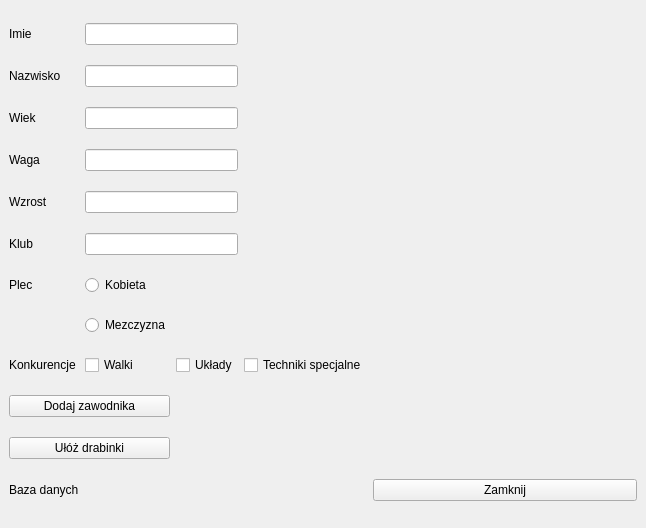
Qt form mainwindow.ui (maciejszczesny/segregator) before a commit.
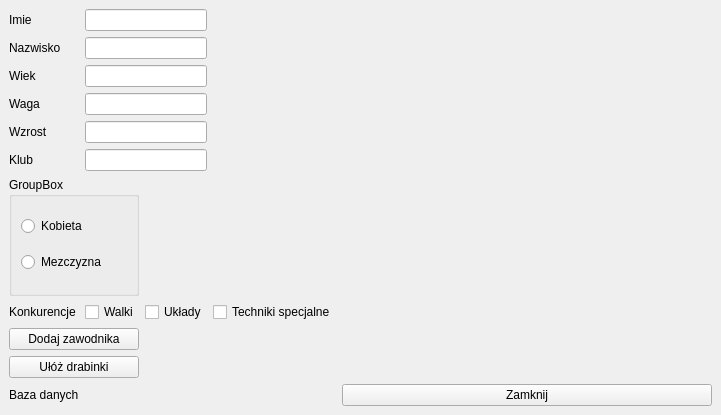
The same form after that commit.

Diff of the .ui file:
```diff
--- a/mainwindow.ui
+++ b/mainwindow.ui
@@ -6,8 +6,8 @@
    <rect>
     <x>0</x>
     <y>0</y>
-    <width>646</width>
-    <height>528</height>
+    <width>721</width>
+    <height>415</height>
    </rect>
   </property>
   <property name="windowTitle">
@@ -15,29 +15,18 @@
   </property>
   <widget class="QWidget" name="centralwidget">
    <layout class="QGridLayout" name="gridLayout">
-    <item row="11" column="4">
-     <widget class="QPushButton" name="pushButtonClose">
-      <property name="text">
-       <string>Zamknij</string>
+    <item row="7" column="4">
+     <spacer name="horizontalSpacer">
+      <property name="orientation">
+       <enum>Qt::Horizontal</enum>
       </property>
-     </widget>
-    </item>
-    <item row="5" column="1" colspan="2">
-     <widget class="QLineEdit" name="TxtClub"/>
-    </item>
-    <item row="1" column="0">
-     <widget class="QLabel" name="LabelSurname">
-      <property name="text">
-       <string>Nazwisko</string>
+      <property name="sizeHint" stdset="0">
+       <size>
+        <width>338</width>
+        <height>17</height>
+       </size>
       </property>
-     </widget>
-    </item>
-    <item row="8" column="0">
-     <widget class="QLabel" name="label">
-      <property name="text">
-       <string>Konkurencje</string>
-      </property>
-     </widget>
+     </spacer>
     </item>
     <item row="4" column="0">
      <widget class="QLabel" name="LabelHeight">
@@ -46,48 +35,70 @@
       </property>
      </widget>
     </item>
-    <item row="2" column="0">
-     <widget class="QLabel" name="LabelAge">
+    <item row="10" column="4">
+     <widget class="QPushButton" name="pushButtonClose">
       <property name="text">
-       <string>Wiek</string>
+       <string>Zamknij</string>
       </property>
      </widget>
     </item>
-    <item row="3" column="0">
-     <widget class="QLabel" name="LabelWeight">
-      <property name="text">
-       <string>Waga</string>
-      </property>
-     </widget>
+    <item row="3" column="1" colspan="2">
+     <widget class="QLineEdit" name="TxtWeight"/>
     </item>
-    <item row="8" column="3">
+    <item row="7" column="3">
      <widget class="QCheckBox" name="checkBox_3">
       <property name="text">
        <string>Techniki specjalne</string>
       </property>
      </widget>
     </item>
-    <item row="8" column="2">
+    <item row="1" column="1" colspan="2">
+     <widget class="QLineEdit" name="TxtSurname"/>
+    </item>
+    <item row="8" column="0" colspan="2">
+     <widget class="QPushButton" name="pushButtonAdd">
+      <property name="text">
+       <string>Dodaj zawodnika</string>
+      </property>
+     </widget>
+    </item>
+    <item row="7" column="2">
      <widget class="QCheckBox" name="checkBox_2">
       <property name="text">
        <string>Układy</string>
       </property>
      </widget>
     </item>
-    <item row="10" column="0" colspan="2">
-     <widget class="QPushButton" name="CreateTable">
+    <item row="4" column="1" colspan="2">
+     <widget class="QLineEdit" name="TxtHeight"/>
+    </item>
+    <item row="2" column="0">
+     <widget class="QLabel" name="LabelAge">
       <property name="text">
-       <string>Ułóż drabinki</string>
+       <string>Wiek</string>
       </property>
      </widget>
     </item>
-    <item row="6" column="0">
-     <widget class="QLabel" name="LabelGender">
+    <item row="0" column="1" colspan="2">
+     <widget class="QLineEdit" name="TxtName"/>
+    </item>
+    <item row="7" column="0">
+     <widget class="QLabel" name="label">
       <property name="text">
-       <string>Plec</string>
+       <string>Konkurencje</string>
       </property>
      </widget>
     </item>
+    <item row="7" column="1">
+     <widget class="QCheckBox" name="checkBox">
+      <property name="text">
+       <string>Walki</string>
+      </property>
+     </widget>
+    </item>
+    <item row="2" column="1" colspan="2">
+     <widget class="QLineEdit" name="TxtAge"/>
+    </item>
     <item row="0" column="0">
      <widget class="QLabel" name="LabelName">
       <property name="text">
@@ -95,36 +106,16 @@
       </property>
      </widget>
     </item>
-    <item row="11" column="0">
-     <widget class="QLabel" name="CheckBase">
-      <property name="text">
-       <string>Baza danych</string>
-      </property>
-     </widget>
+    <item row="5" column="1" colspan="2">
+     <widget class="QLineEdit" name="TxtClub"/>
     </item>
-    <item row="3" column="1" colspan="2">
-     <widget class="QLineEdit" name="TxtWeight"/>
-    </item>
-    <item row="9" column="0" colspan="2">
-     <widget class="QPushButton" name="pushButtonAdd">
+    <item row="3" column="0">
+     <widget class="QLabel" name="LabelWeight">
       <property name="text">
-       <string>Dodaj zawodnika</string>
+       <string>Waga</string>
       </property>
      </widget>
     </item>
-    <item row="8" column="1">
-     <widget class="QCheckBox" name="checkBox">
-      <property name="text">
-       <string>Walki</string>
-      </property>
-     </widget>
-    </item>
-    <item row="0" column="1" colspan="2">
-     <widget class="QLineEdit" name="TxtName"/>
-    </item>
-    <item row="4" column="1" colspan="2">
-     <widget class="QLineEdit" name="TxtHeight"/>
-    </item>
     <item row="5" column="0">
      <widget class="QLabel" name="LabelClub">
       <property name="text">
@@ -132,50 +123,51 @@
       </property>
      </widget>
     </item>
-    <item row="8" column="4">
-     <spacer name="horizontalSpacer">
-      <property name="orientation">
-       <enum>Qt::Horizontal</enum>
+    <item row="9" column="0" colspan="2">
+     <widget class="QPushButton" name="CreateTable">
+      <property name="text">
+       <string>Ułóż drabinki</string>
       </property>
-      <property name="sizeHint" stdset="0">
-       <size>
-        <width>238</width>
-        <height>20</height>
-       </size>
-      </property>
-     </spacer>
+     </widget>
     </item>
-    <item row="1" column="1" colspan="2">
-     <widget class="QLineEdit" name="TxtSurname"/>
-    </item>
-    <item row="2" column="1" colspan="2">
-     <widget class="QLineEdit" name="TxtAge"/>
-    </item>
-    <item row="3" column="4" rowspan="2">
-     <spacer name="verticalSpacer">
-      <property name="orientation">
-       <enum>Qt::Vertical</enum>
+    <item row="1" column="0">
+     <widget class="QLabel" name="LabelSurname">
+      <property name="text">
+       <string>Nazwisko</string>
       </property>
-      <property name="sizeHint" stdset="0">
-       <size>
-        <width>20</width>
-        <height>40</height>
-       </size>
-      </property>
-     </spacer>
+     </widget>
     </item>
-    <item row="6" column="1">
-     <widget class="QRadioButton" name="RadioWoman">
+    <item row="10" column="0">
+     <widget class="QLabel" name="CheckBase">
       <property name="text">
-       <string>Kobieta</string>
+       <string>Baza danych</string>
       </property>
      </widget>
     </item>
-    <item row="7" column="1">
-     <widget class="QRadioButton" name="RadioMan">
-      <property name="text">
-       <string>Mezczyzna</string>
+    <item row="6" column="0" colspan="2">
+     <widget class="QGroupBox" name="Plec">
+      <property name="title">
+       <string>GroupBox</string>
       </property>
+      <property name="checkable">
+       <bool>false</bool>
+      </property>
+      <layout class="QVBoxLayout" name="verticalLayout">
+       <item>
+        <widget class="QRadioButton" name="RadioWoman">
+         <property name="text">
+          <string>Kobieta</string>
+         </property>
+        </widget>
+       </item>
+       <item>
+        <widget class="QRadioButton" name="RadioMan">
+         <property name="text">
+          <string>Mezczyzna</string>
+         </property>
+        </widget>
+       </item>
+      </layout>
      </widget>
     </item>
    </layout>
```
Left out of the diff: 18 changed lines with no effect on the pictures.
